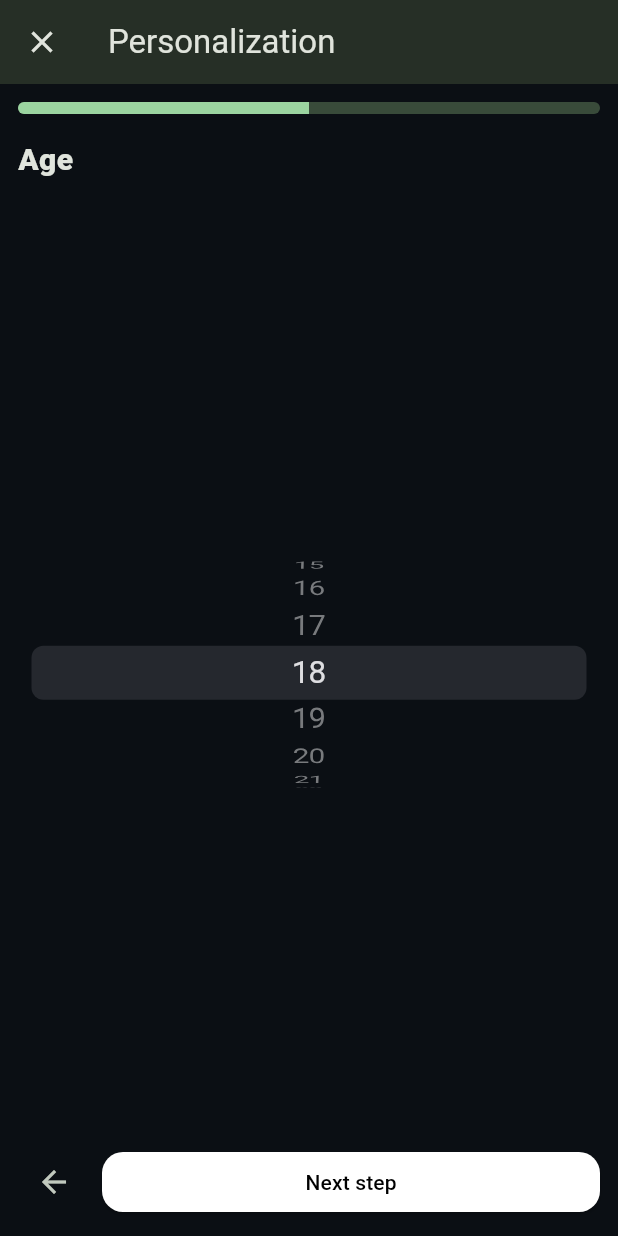
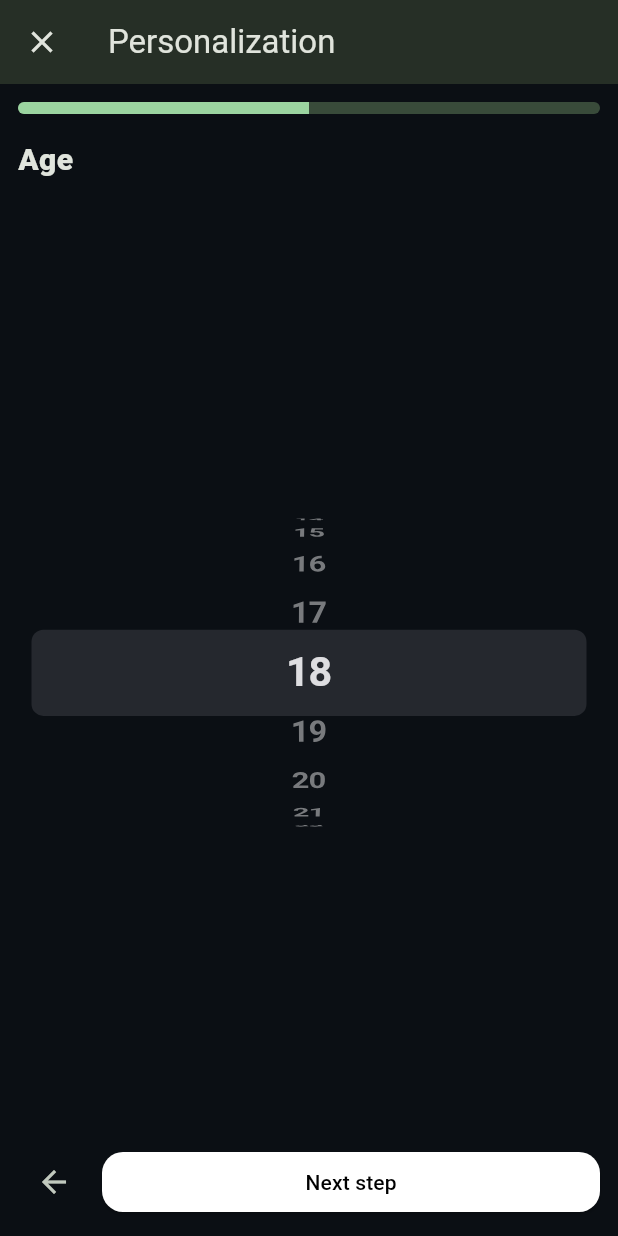
Before and after one commit to Mondaysssss/food-detection, a Flutter app: the PersonaWizardScreen screen opened directly, after a tap on "Next step", on a phone screen of 412 x 824 dp. Run offline on Flutter 3.47's test engine with Material 3 defaults, Android fonts, the phone set to English and light mode, and no system bars; network calls fail.

Commit message:
update persona_wizard_screen的格式(4)

```diff
--- a/lib/ui/screens/persona_wizard_screen.dart
+++ b/lib/ui/screens/persona_wizard_screen.dart
@@ -186,13 +186,30 @@ class _PersonaWizardScreenState extends State<PersonaWizardScreen> {
 
   Widget _qAge() {
     final items = List<int>.generate(87, (i) => i + 13); // 13..99
-    return SizedBox(
-      height: 180,
-      child: CupertinoPicker(
-        scrollController: _ageCtl,
-        itemExtent: 36,
-        onSelectedItemChanged: (i) => setState(() => _age = items[i]),
-        children: [for (final v in items) Center(child: Text('$v'))],
+
+    return Padding(
+      padding: const EdgeInsets.symmetric(vertical: 12),
+      child: SizedBox(
+        height: 260, // 原本 180 -> 放大
+        child: CupertinoPicker(
+          scrollController: _ageCtl,
+          itemExtent: 46, // 原本 36 -> 每格更高
+          magnification: 1.25, // 中間選中更大
+          useMagnifier: true,
+          onSelectedItemChanged: (i) => setState(() => _age = items[i]),
+          children: [
+            for (final v in items)
+              Center(
+                child: Text(
+                  '$v',
+                  style: const TextStyle(
+                    fontSize: 22, // 字更大
+                    fontWeight: FontWeight.w600,
+                  ),
+                ),
+              ),
+          ],
+        ),
       ),
     );
   }
```
